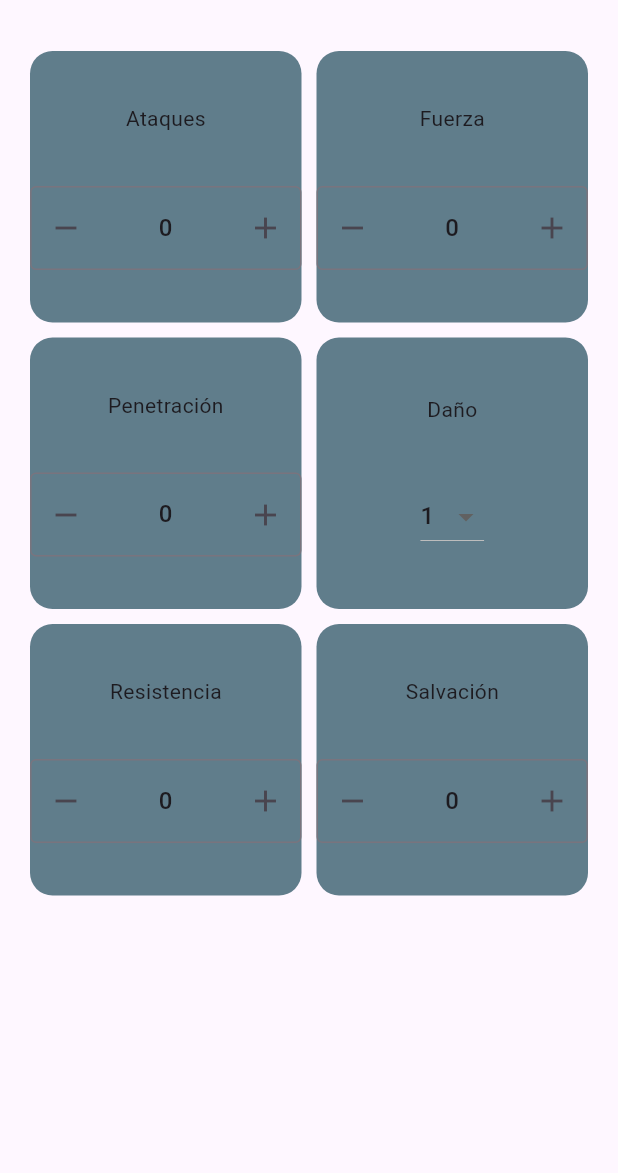
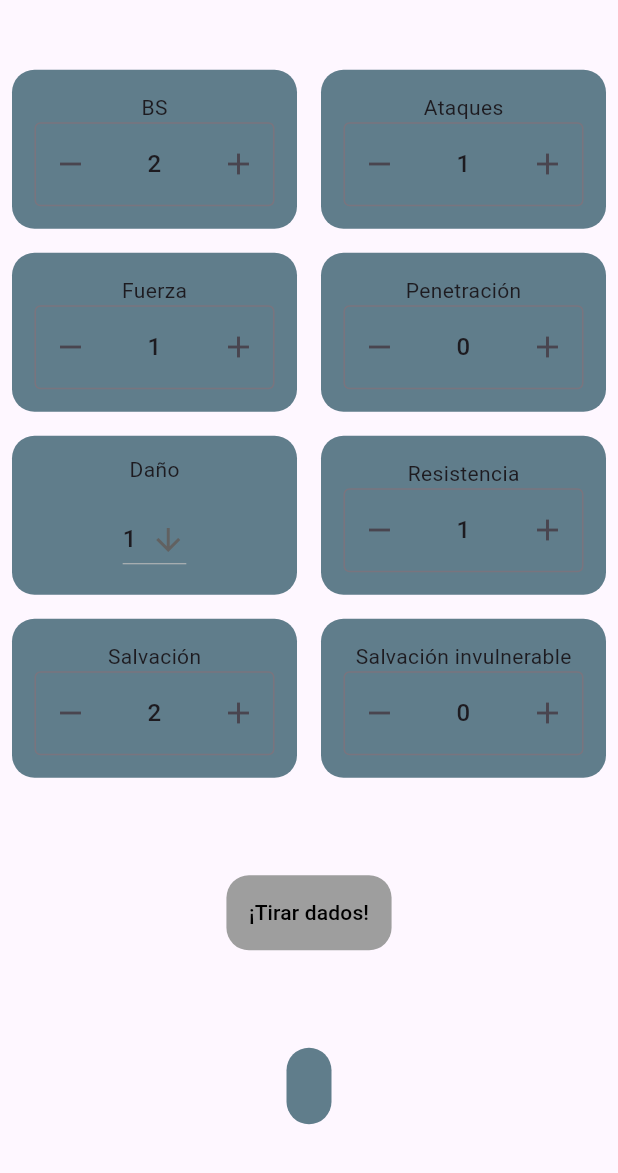
Before and after one commit to AlvaroPaniego/40-Dados, a Flutter app: the screen it shows after launch, on a phone screen of 412 x 824 dp, the part 63-1236 px from its top. Run offline on Flutter 3.47's test engine with Material 3 defaults, Android fonts, the phone set to English and light mode, and no system bars; drawn by our look-alikes of flutter_spinbox.

Commit message:
Funcionalidad basica para tirar dados terminada

```diff
--- a/dados_40/lib/principal.dart
+++ b/dados_40/lib/principal.dart
@@ -1,5 +1,8 @@
+import 'package:dados_40/gestor_tiradas.dart';
 import 'package:flutter/material.dart';
 import 'package:flutter_spinbox/flutter_spinbox.dart';
+
+List<String> damageList = ["1", "2", "3", "d6", "d3"];
 
 class Principal extends StatefulWidget {
   const Principal({super.key});
@@ -9,67 +12,157 @@ class Principal extends StatefulWidget {
 }
 
 class _PrincipalState extends State<Principal> {
-  List<String> damageList = ["1", "2", "3", "d6", "d3"];
+  String selectedItem = damageList.first;
+  String result = "", damage = damageList.first;
+  int bs = 2, attacks = 1, strength = 1, toughness = 1, save = 2, ap = 0, invul = 0;
+  GestorTiradas gt = GestorTiradas();
   @override
   Widget build(BuildContext context) {
     return Scaffold(
       appBar: AppBar(
         title: const Text("40 Dados"),
       ),
-      body: GridView.count(
-        padding: const EdgeInsets.all(20),
-        crossAxisSpacing: 10,
-        mainAxisSpacing: 10,
-        crossAxisCount: 2,
-        children: <Widget>[
-          dataInputs("Ataques", 100.0),
-          dataInputs("Fuerza", 25.0),
-          dataInputs("Penetración", 5.0),
+      body: Column(
+        mainAxisAlignment: MainAxisAlignment.spaceAround,
+        children: [
+          Table(
+            children: [
+              TableRow(children: <Widget>[
+                dataInputs("BS", 6.0, 2.0),
+                dataInputs("Ataques", 100.0, 1.0),
+              ]),
+              TableRow(children: <Widget>[
+                dataInputs("Fuerza", 25.0, 1.0),
+                dataInputs("Penetración", 5.0, 0.0),
+              ]),
+              TableRow(children: <Widget>[
                 dataInputDamage("Daño"),
-          dataInputs("Resistencia", 20.0),
-          dataInputs("Salvación", 2.0),
+                dataInputs("Resistencia", 20.0, 1.0),
+              ]),
+              TableRow(children: <Widget>[
+                dataInputs("Salvación", 7.0, 2.0),
+                dataInputs("Salvación invulnerable", 6.0, 0.0),
+              ]),
+            ],
+          ),
+          TextButton(
+            onPressed: () {
+              setState(() {
+                result = updateResult(bs, attacks, strength, toughness, save, invul, ap, damage);
+              });
+            },
+            child: Container(
+                decoration: const BoxDecoration(
+                    borderRadius: BorderRadius.all(Radius.circular(15.0)),
+                    color: Colors.grey),
+                padding: const EdgeInsets.all(15.0),
+                child: const Text(
+                  "¡Tirar dados!",
+                  style: TextStyle(color: Colors.black),
+                )),
+          ),
+          Container(
+              decoration: const BoxDecoration(
+                  borderRadius: BorderRadius.all(Radius.circular(15.0)),
+                  color: Colors.blueGrey),
+              padding: const EdgeInsets.all(15.0),
+              margin: const EdgeInsets.all(8.0),
+              child: Text(result)
+          )
         ],
       ),
     );
   }
 
-  dataInputs(text, max) {
+  dataInputs(String text, double max, double min) {
     return Container(
+      width: MediaQuery.of(context).size.width,
       decoration: const BoxDecoration(
           borderRadius: BorderRadius.all(Radius.circular(15.0)),
           color: Colors.blueGrey),
+      padding: const EdgeInsets.all(15.0),
+      margin: const EdgeInsets.all(8.0),
       child: Column(
         mainAxisAlignment: MainAxisAlignment.spaceEvenly,
-        children: [Text(text), SpinBox(min: 1, max: max)],
+        children: [
+          Text(text),
+          SpinBox(
+            min: min,
+            max: max,
+            value: min,
+            keyboardType: TextInputType.none,
+            onChanged: (value) {
+              setState(() {
+                switch(text){
+                  case "BS":
+                    bs = value.toInt();
+                    break;
+                  case "Ataques":
+                    attacks = value.toInt();
+                    break;
+                  case "Fuerza":
+                    strength = value.toInt();
+                    break;
+                  case "Penetración":
+                    ap = value.toInt();
+                    break;
+                  case "Resistencia":
+                    toughness = value.toInt();
+                    break;
+                  case "Salvación":
+
+                    save = value.toInt();
+                    break;
+                  case "Salvación invulnerable":
+                    invul = value.toInt();
+                    break;
+                }
+              });
+            },
+          )
+        ],
       ),
     );
   }
 
+  String updateResult(int bs, int attacks, int strength, int toughness, int save, int invul, int ap, String damage){
+    int hits = gt.calculateHits(bs, attacks);
+    int wounds = gt.calculateWounds(hits, strength, toughness);
+    int totalDamage = gt.calculateDamage(damage, wounds, ap, invul, save);
+    return "Han impactado $hits\nHan herido $wounds\nLa unidad enemiga sufre $wounds heridas de $damage de daño\n($totalDamage)";
+  }
+
   dataInputDamage(text) {
-    var selectedItem = damageList.first;
-    return Container(
+    return TableCell(
+      verticalAlignment: TableCellVerticalAlignment.fill,
+      child: Container(
         decoration: const BoxDecoration(
             borderRadius: BorderRadius.all(Radius.circular(15.0)),
             color: Colors.blueGrey),
+        margin: const EdgeInsets.all(8.0),
         child: Column(
           mainAxisAlignment: MainAxisAlignment.spaceEvenly,
           children: [
             Text(text),
             DropdownButton<String>(
               value: selectedItem,
+              icon: const Icon(Icons.arrow_downward),
+              onChanged: (String? value) {
+                // This is called when the user selects an item.
+                setState(() {
+                  selectedItem = value!;
+                  damage = value;
+                });
+              },
               items: damageList.map<DropdownMenuItem<String>>((String value) {
                 return DropdownMenuItem<String>(
                   value: value,
                   child: Text(value),
                 );
               }).toList(),
-            onChanged: (value) {
-              setState(() {
-                selectedItem = value!;
-              });
-            },
             ),
           ],
+        ),
       ),
     );
   }
```
Also changed, not shown: dados_40/lib/gestor_tiradas.dart (added, +130 -0 lines). Lines whose indentation alone changed are shown as unchanged.
